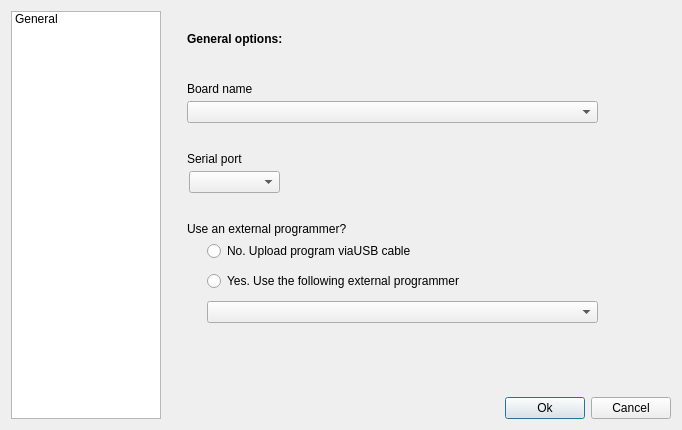
First picture: the form in src/projectproperties.ui, repository aporto/mariamole, before the edit.
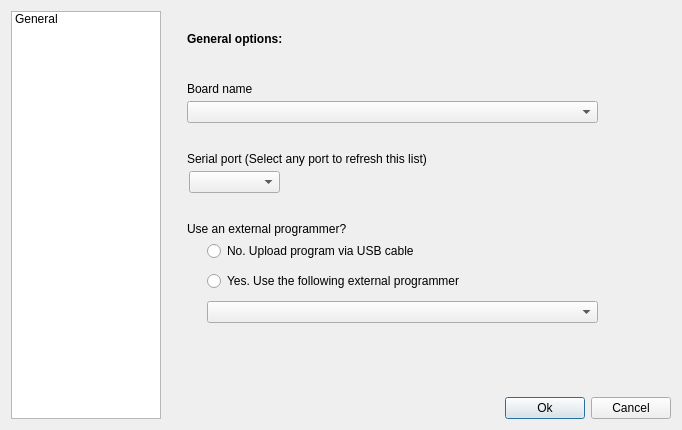
Second picture: the form after the edit.

Diff of the .ui file:
```diff
--- a/src/projectproperties.ui
+++ b/src/projectproperties.ui
@@ -75,7 +75,7 @@
             </rect>
            </property>
            <property name="text">
-            <string>No. Upload program viaUSB cable</string>
+            <string>No. Upload program via USB cable</string>
            </property>
           </widget>
           <widget class="QRadioButton" name="rbYesExternalProgrammer">
@@ -96,12 +96,12 @@
             <rect>
              <x>20</x>
              <y>140</y>
-             <width>221</width>
+             <width>351</width>
              <height>16</height>
             </rect>
            </property>
            <property name="text">
-            <string>Serial port</string>
+            <string>Serial port (Select any port to refresh this list)</string>
            </property>
           </widget>
           <widget class="QComboBox" name="cbSerialPort">
```
